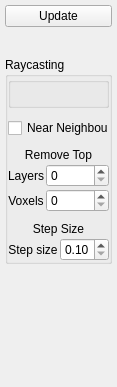
First picture: the form in drishti/raycastmenu.ui, repository nci/drishti, before the edit.
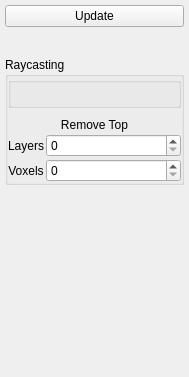
Second picture: the form after the edit.

Diff of the .ui file:
```diff
--- a/drishti/raycastmenu.ui
+++ b/drishti/raycastmenu.ui
@@ -6,8 +6,8 @@
    <rect>
     <x>0</x>
     <y>0</y>
-    <width>117</width>
-    <height>387</height>
+    <width>189</width>
+    <height>377</height>
    </rect>
   </property>
   <property name="sizePolicy">
@@ -18,13 +18,13 @@
   </property>
   <property name="minimumSize">
    <size>
-    <width>50</width>
+    <width>100</width>
     <height>0</height>
    </size>
   </property>
   <property name="maximumSize">
    <size>
-    <width>200</width>
+    <width>300</width>
     <height>16777215</height>
    </size>
   </property>
@@ -124,13 +124,6 @@
         </layout>
        </widget>
       </item>
-      <item>
-       <widget class="QCheckBox" name="nearest">
-        <property name="text">
-         <string>Near Neighbour</string>
-        </property>
-       </widget>
-      </item>
       <item>
        <layout class="QGridLayout" name="gridLayout_2" columnstretch="0,1">
         <property name="topMargin">
@@ -209,49 +202,6 @@
         </item>
        </layout>
       </item>
-      <item>
-       <layout class="QGridLayout" name="gridLayout" columnstretch="0,0">
-        <property name="topMargin">
-         <number>0</number>
-        </property>
-        <property name="spacing">
-         <number>2</number>
-        </property>
-        <item row="1" column="0" colspan="2">
-         <widget class="QLabel" name="label_4">
-          <property name="text">
-           <string>Step Size</string>
-          </property>
-          <property name="alignment">
-           <set>Qt::AlignCenter</set>
-          </property>
-         </widget>
-        </item>
-        <item row="2" column="1">
-         <widget class="QDoubleSpinBox" name="stillStep">
-          <property name="minimum">
-           <double>0.100000000000000</double>
-          </property>
-          <property name="maximum">
-           <double>10.000000000000000</double>
-          </property>
-          <property name="singleStep">
-           <double>0.100000000000000</double>
-          </property>
-         </widget>
-        </item>
-        <item row="2" column="0">
-         <widget class="QLabel" name="label_9">
-          <property name="text">
-           <string>Step size</string>
-          </property>
-          <property name="alignment">
-           <set>Qt::AlignCenter</set>
-          </property>
-         </widget>
-        </item>
-       </layout>
-      </item>
      </layout>
     </widget>
    </item>
```
